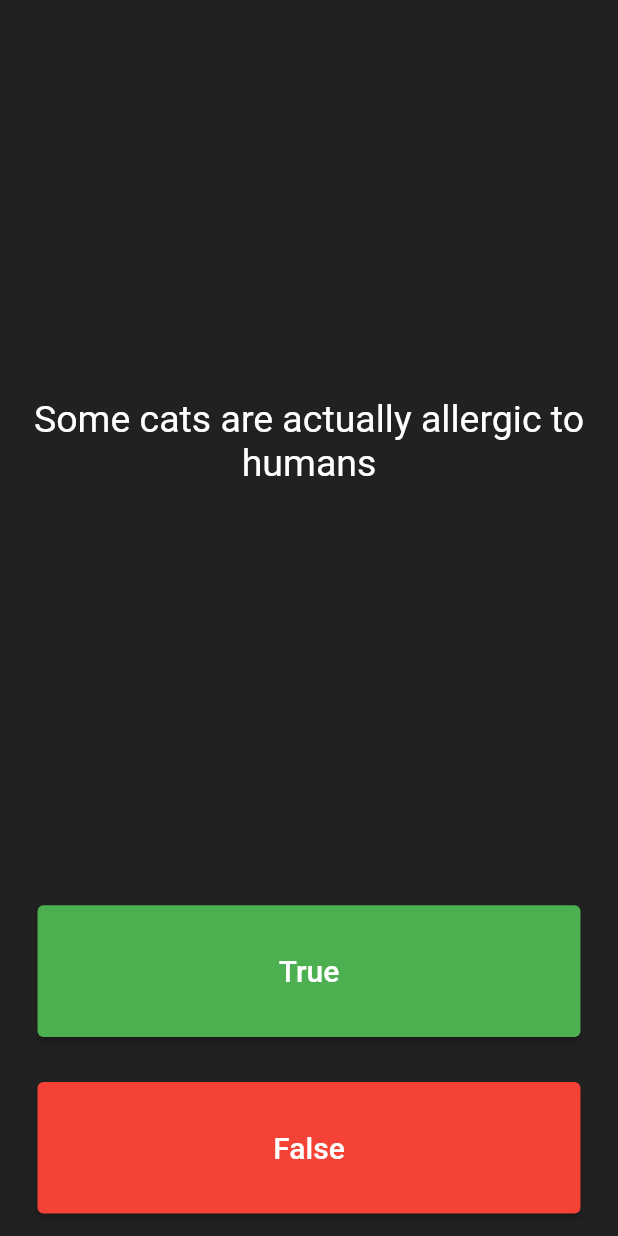
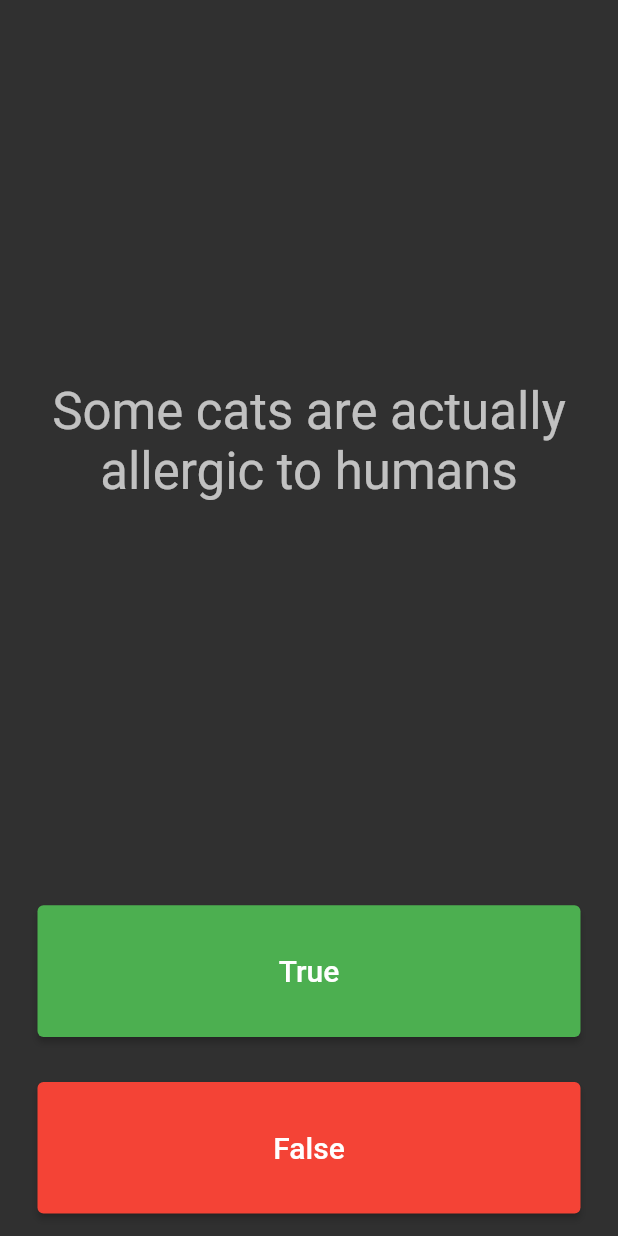
Before and after one commit to AbdurRehman-coder/QuizApp_Flutter, a Flutter app: the screen it shows after launch, on a phone screen of 412 x 824 dp. Run offline on Flutter 3.47's test engine with Material 2 defaults, Android fonts, the phone set to English and light mode, and no system bars; our stand-ins replace google_fonts, rflutter_alert.

Commit message:
'add theme file'

```diff
--- a/lib/main.dart
+++ b/lib/main.dart
@@ -1,11 +1,14 @@
 import 'package:flutter/material.dart';
 import 'package:mcqa_app/quizBrain.dart';
 import 'package:mcqa_app/result.dart';
+import 'package:mcqa_app/theme.dart';
+import 'package:mcqa_app/theme.dart';
 
 //TODO: Step 2 - Import the rFlutter_Alert package here.
 import 'package:rflutter_alert/rflutter_alert.dart';
 
 QuizBrain quizBrain = QuizBrain();
+MyTheme _theme = MyTheme();
 
 void main() => runApp(Quizzler());
 
@@ -14,7 +17,6 @@ class Quizzler extends StatelessWidget {
   Widget build(BuildContext context) {
     return MaterialApp(
       home: Scaffold(
-        backgroundColor: Colors.grey.shade900,
         body: SafeArea(
           child: Padding(
             padding: EdgeInsets.symmetric(horizontal: 10.0),
@@ -22,6 +24,7 @@ class Quizzler extends StatelessWidget {
           ),
         ),
       ),
+      theme: MyTheme.darkTheme(context),
     );
   }
 }
@@ -32,7 +35,6 @@ class QuizPage extends StatefulWidget {
 }
 
 class _QuizPageState extends State<QuizPage> {
-
   List<Icon> scoreKeeper = [];
   int correctCounter = 0;
   int falseCounter = 0;
@@ -41,7 +43,6 @@ class _QuizPageState extends State<QuizPage> {
     bool correctAnswer = quizBrain.getCorrectAnswer();
 
     setState(() {
-
       if (quizBrain.isFinished() == true) {
         Alert(
           context: context,
@@ -68,7 +69,7 @@ class _QuizPageState extends State<QuizPage> {
                   MaterialPageRoute(
                     builder: (context) => resulting(),
                     //(totalMcqs: scoreKeeper.length, correctMcqs: correctCounter, wrongMcqs: 4,
-                   // percentage: 45.6,),
+                    // percentage: 45.6,),
                   ),
                 );
               },
@@ -97,7 +98,6 @@ class _QuizPageState extends State<QuizPage> {
             alertAlignment: Alignment.center,
           ),
         ).show();
-
         //TODO Step 4 Part C - reset the questionNumber,
         quizBrain.reset();
 
@@ -113,7 +113,6 @@ class _QuizPageState extends State<QuizPage> {
             Icons.check,
             color: Colors.green,
           ));
-
         } else {
           falseCounter++;
           scoreKeeper.add(Icon(
@@ -140,10 +139,7 @@ class _QuizPageState extends State<QuizPage> {
               child: Text(
                 quizBrain.getQuestionText(),
                 textAlign: TextAlign.center,
-                style: TextStyle(
-                  fontSize: 25.0,
-                  color: Colors.white,
-                ),
+                style: Theme.of(context).textTheme.headline4,
               ),
             ),
           ),
@@ -196,12 +192,16 @@ class _QuizPageState extends State<QuizPage> {
       ],
     );
   }
-  Widget resulting(){
-    double percentValue = (correctCounter/quizBrain.arrayLength)*100;
+
+  Widget resulting() {
+    double percentValue = (correctCounter / quizBrain.arrayLength) * 100;
     percentValue = double.parse(percentValue.toStringAsFixed(2));
-    Result resultsss = Result(totalMcqs: quizBrain.arrayLength, correctMcqs: correctCounter,
-    wrongMcqs: falseCounter, percentage: percentValue,);
+    Result resultsss = Result(
+      totalMcqs: quizBrain.arrayLength,
+      correctMcqs: correctCounter,
+      wrongMcqs: falseCounter,
+      percentage: percentValue,
+    );
     return resultsss;
-
   }
 }
--- /dev/null
+++ b/lib/theme.dart
@@ -0,0 +1,40 @@
+import 'package:flutter/cupertino.dart';
+import 'package:flutter/material.dart';
+import 'package:google_fonts/google_fonts.dart';
+
+class MyTheme {
+  static ThemeData lightTheme(BuildContext context) => ThemeData(
+        primaryColor: Colors.teal,
+        primarySwatch: Colors.teal,
+        textTheme: GoogleFonts.aBeeZeeTextTheme(
+          Theme.of(context).textTheme.apply(
+                bodyColor: Colors.blueAccent,
+              ),
+        ),
+        appBarTheme: AppBarTheme(
+          color: Colors.white,
+          textTheme: GoogleFonts.workSansTextTheme(
+            Theme.of(context).textTheme,
+          ),
+          iconTheme: IconThemeData(
+            color: Colors.black,
+          ),
+        ),
+      );
+
+  // Theme for Dark Screen
+  static ThemeData darkTheme(BuildContext context) => ThemeData(
+        brightness: Brightness.dark,
+        primaryColor: Colors.teal,
+        //primarySwatch: Colors.teal,
+        appBarTheme: AppBarTheme(
+          color: Colors.black,
+          textTheme: GoogleFonts.workSansTextTheme(
+            Theme.of(context).textTheme,
+          ),
+          iconTheme: IconThemeData(
+            color: Colors.white,
+          ),
+        ),
+      );
+}
--- a/pubspec.yaml
+++ b/pubspec.yaml
@@ -29,6 +29,7 @@ dependencies:
   # Use with the CupertinoIcons class for iOS style icons.
   cupertino_icons: ^1.0.2
   rflutter_alert: ^2.0.4
+  google_fonts: ^2.1.0
 
 dev_dependencies:
   flutter_test:
```
Also changed, not shown: lib/result.dart (+50 -18 lines), pubspec.lock.
